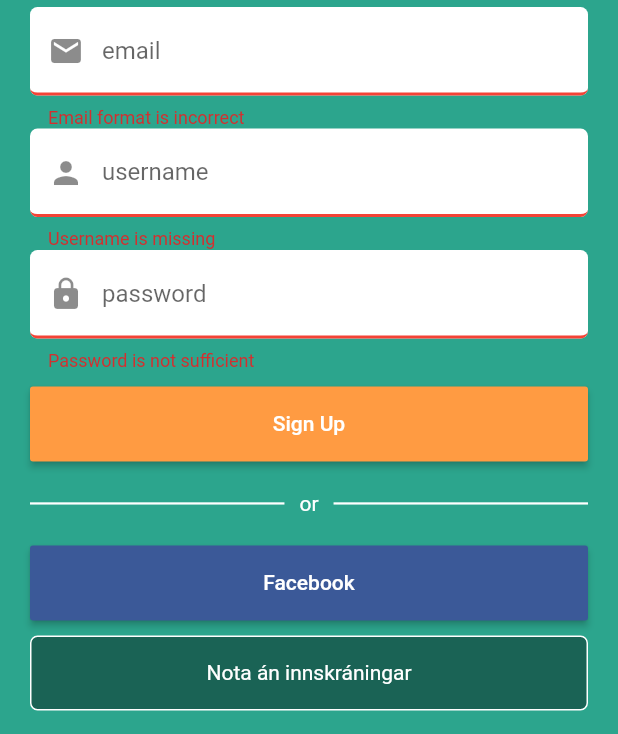
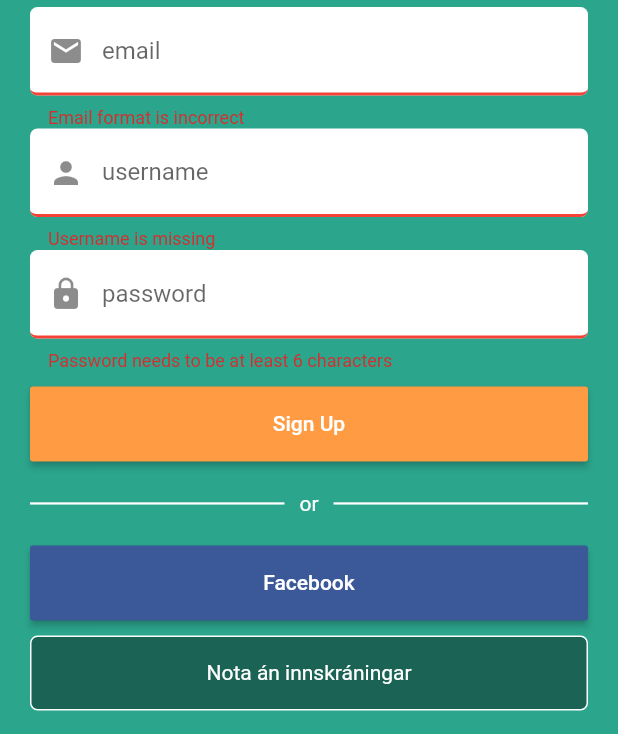
Before and after one commit to doddi321/folf_flutter, a Flutter app: the SignUpPage screen opened by its route, after a tap on "Sign Up", on a phone screen of 412 x 824 dp, the part 502-1236 px from its top. Run offline on Flutter 3.47's test engine with Material 2 defaults, Android fonts, the light colour scheme and no system bars; our stand-ins replace cloud_firestore, firebase_auth; accounts and stored records are empty.

Commit message:
improved signup error handling

```diff
--- a/lib/widgets/signupForm.dart
+++ b/lib/widgets/signupForm.dart
@@ -1,5 +1,6 @@
 import 'package:flutter/material.dart';
 import 'package:firebase_auth/firebase_auth.dart';
+import 'package:flutter/services.dart';
 import 'package:folf/services/userManagement.dart';
 
 class SignupForm extends StatefulWidget {
@@ -16,6 +17,8 @@ class _SignupFormState extends State<SignupForm> {
   String _password = '';
   String _username = '';
 
+  String emailErrorText;
+
   @override
   Widget build(BuildContext context) {
     return Form(
@@ -23,7 +26,7 @@ class _SignupFormState extends State<SignupForm> {
       child: Column(
         crossAxisAlignment: CrossAxisAlignment.stretch,
         children: <Widget>[
-          _buildEmailTextField(),
+          _buildEmailTextField(emailErrorText),
           _buildUsernameTextField(),
           _buildPasswordTextField(),
           SizedBox(height: 10.0),
@@ -33,13 +36,13 @@ class _SignupFormState extends State<SignupForm> {
           SizedBox(height: 10.0),
           _buildFacebookButton(),
           SizedBox(height: 10.0),
-          _useWithoutSigninpButton()
+          _useWithoutSigninButton()
         ],
       ),
     );
   }
 
-  InputDecoration _inputDecoration(String forWho) {
+  InputDecoration _inputDecoration(String forWho, String errorText) {
     BorderRadius borderRadius;
     Icon icon;
     if (forWho == 'email') {
@@ -70,12 +73,13 @@ class _SignupFormState extends State<SignupForm> {
         prefixIcon: icon,
         labelText: forWho,
         filled: true,
+        errorText: errorText,
         fillColor: Colors.white);
   }
 
-  Widget _buildEmailTextField() {
+  Widget _buildEmailTextField(errorText) {
     return TextFormField(
-        decoration: _inputDecoration('email'),
+        decoration: _inputDecoration('email', errorText),
         keyboardType: TextInputType.emailAddress,
         validator: (value) {
           String p =
@@ -91,7 +95,7 @@ class _SignupFormState extends State<SignupForm> {
 
   Widget _buildUsernameTextField() {
     return TextFormField(
-        decoration: _inputDecoration('username'),
+        decoration: _inputDecoration('username', null),
         validator: (value) {
           if (value.isEmpty) {
             return 'Username is missing';
@@ -104,10 +108,10 @@ class _SignupFormState extends State<SignupForm> {
   Widget _buildPasswordTextField() {
     return TextFormField(
         obscureText: true,
-        decoration: _inputDecoration('password'),
+        decoration: _inputDecoration('password', null),
         validator: (value) {
-          if (value.isEmpty) {
-            return 'Password is not sufficient';
+          if (value.length < 6) {
+            return 'Password needs to be at least 6 characters';
           }
           _password = value;
           return null;
@@ -122,7 +126,20 @@ class _SignupFormState extends State<SignupForm> {
         textColor: Colors.white,
         onPressed: () {
           if (_formKey.currentState.validate()) {
-            UserManagement().createNewUser(_email, _password);
+            onCreateUserError(err) {
+              if (err.code == 'ERROR_EMAIL_ALREADY_IN_USE') {
+                setState(() => (emailErrorText = err.message));
+              } else {
+                final snackBar = SnackBar(
+                  content: Text('Unexpected error while signing up.'),
+                  backgroundColor: Colors.redAccent,
+                );
+                Scaffold.of(context).showSnackBar(snackBar);
+              }
+            }
+
+            UserManagement()
+                .createNewUser(_email, _password, _username, onCreateUserError);
           }
         },
         child: Text('Sign Up'),
@@ -167,7 +184,7 @@ class _SignupFormState extends State<SignupForm> {
     );
   }
 
-  Widget _useWithoutSigninpButton() {
+  Widget _useWithoutSigninButton() {
     return InkWell(
       onTap: () {},
       child: Container(
--- a/todo.txt
+++ b/todo.txt
@@ -1,4 +1,3 @@
-- github
 - configure appið svo iphone geti líka notað database-inn
 - taka firebase af testing mode.
-- gera betra validation fyrir password
+- ef email er tekið eða username, birta ehv texta
```
Also changed, not shown: lib/services/userManagement.dart (+16 -10 lines).
